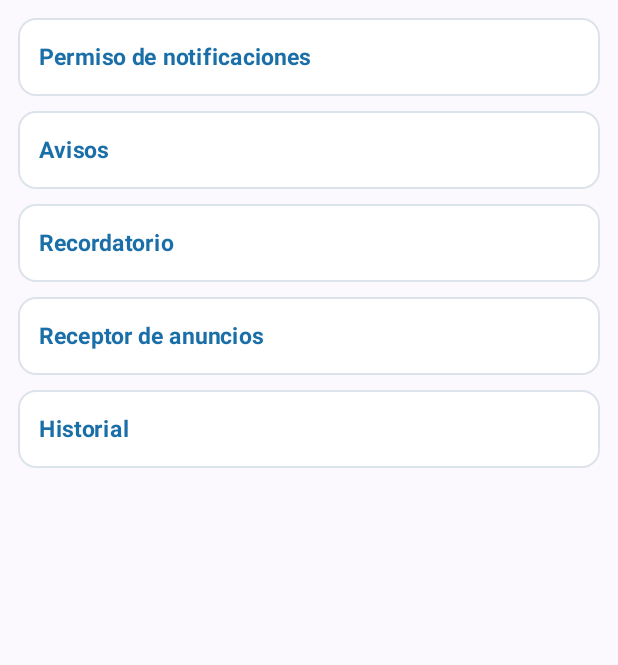
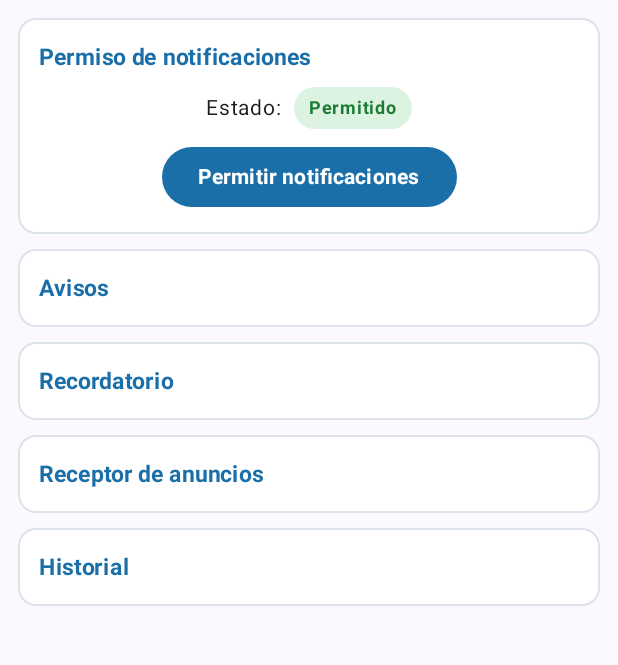
Before and after one commit to josedev123-eng/AvisosCampus, an Android app built with Jetpack Compose: the screen it shows after launch (MainActivity), on a phone screen of 412 x 824 dp, the part 96-761 px from its top. Run offline under Robolectric (Android 15) with nearby library versions, the phone set to English and light mode, and no system bars.

Commit message:
feat(permiso): pide POST_NOTIFICATIONS y muestra su estado

```diff
--- a/app/src/main/AndroidManifest.xml
+++ b/app/src/main/AndroidManifest.xml
@@ -1,6 +1,8 @@
 <?xml version="1.0" encoding="utf-8"?>
 <manifest xmlns:android="http://schemas.android.com/apk/res/android"
     xmlns:tools="http://schemas.android.com/tools">
+
+    <uses-permission android:name="android.permission.POST_NOTIFICATIONS" />
 
     <application
         android:name=".AvisosApp"
--- a/app/src/main/java/com/rojas/avisoscampus/notificacion/Notificador.kt
+++ b/app/src/main/java/com/rojas/avisoscampus/notificacion/Notificador.kt
@@ -1,9 +1,12 @@
 package com.rojas.avisoscampus.notificacion
 
+import android.Manifest
 import android.app.NotificationChannel
 import android.app.NotificationManager
 import android.content.Context
+import android.content.pm.PackageManager
 import android.os.Build
+import androidx.core.content.ContextCompat
 
 object Notificador {
     const val CANAL = "avisos"
@@ -16,4 +19,14 @@ object Notificador {
             manager.createNotificationChannel(canal)
         }
     }
+
+    fun tienePermiso(context: Context): Boolean {
+        if (Build.VERSION.SDK_INT < 33) {
+            return true
+        }
+        return ContextCompat.checkSelfPermission(
+            context,
+            Manifest.permission.POST_NOTIFICATIONS
+        ) == PackageManager.PERMISSION_GRANTED
+    }
 }
--- a/app/src/main/java/com/rojas/avisoscampus/ui/PantallaAvisos.kt
+++ b/app/src/main/java/com/rojas/avisoscampus/ui/PantallaAvisos.kt
@@ -1,15 +1,24 @@
 package com.rojas.avisoscampus.ui
 
+import android.Manifest
+import android.os.Build
+import androidx.activity.compose.rememberLauncherForActivityResult
+import androidx.activity.result.contract.ActivityResultContracts
 import androidx.compose.foundation.BorderStroke
+import androidx.compose.foundation.background
 import androidx.compose.foundation.layout.Arrangement
 import androidx.compose.foundation.layout.Column
 import androidx.compose.foundation.layout.ColumnScope
+import androidx.compose.foundation.layout.Row
+import androidx.compose.foundation.layout.Spacer
 import androidx.compose.foundation.layout.fillMaxSize
 import androidx.compose.foundation.layout.fillMaxWidth
 import androidx.compose.foundation.layout.padding
+import androidx.compose.foundation.layout.width
 import androidx.compose.foundation.rememberScrollState
 import androidx.compose.foundation.shape.RoundedCornerShape
 import androidx.compose.foundation.verticalScroll
+import androidx.compose.material3.Button
 import androidx.compose.material3.Card
 import androidx.compose.material3.CardDefaults
 import androidx.compose.material3.ExperimentalMaterial3Api
@@ -20,19 +29,44 @@ import androidx.compose.material3.TopAppBar
 import androidx.compose.material3.TopAppBarDefaults
 import androidx.compose.runtime.Composable
 import androidx.compose.runtime.LaunchedEffect
+import androidx.compose.runtime.collectAsState
+import androidx.compose.runtime.getValue
+import androidx.compose.ui.Alignment
 import androidx.compose.ui.Modifier
 import androidx.compose.ui.graphics.Color
 import androidx.compose.ui.platform.LocalContext
 import androidx.compose.ui.text.font.FontWeight
 import androidx.compose.ui.unit.dp
 import androidx.compose.ui.unit.sp
+import com.rojas.avisoscampus.model.PermisoUi
+import com.rojas.avisoscampus.notificacion.Notificador
 import com.rojas.avisoscampus.ui.theme.BordeTarjeta
+import com.rojas.avisoscampus.ui.theme.GrisEtiqueta
+import com.rojas.avisoscampus.ui.theme.GrisTexto
+import com.rojas.avisoscampus.ui.theme.RojoEtiqueta
+import com.rojas.avisoscampus.ui.theme.RojoTexto
+import com.rojas.avisoscampus.ui.theme.VerdeEtiqueta
+import com.rojas.avisoscampus.ui.theme.VerdeTexto
 import com.rojas.avisoscampus.viewmodel.AvisosViewModel
 
 @OptIn(ExperimentalMaterial3Api::class)
 @Composable
 fun PantallaAvisos(vm: AvisosViewModel) {
     val contexto = LocalContext.current
+    val permiso by vm.permiso.collectAsState()
+
+    // Paso 2: pedir el permiso de notificaciones
+    val lanzador = rememberLauncherForActivityResult(
+        ActivityResultContracts.RequestPermission()
+    ) { concedido ->
+        vm.permisoRespondido(concedido)
+    }
+
+    LaunchedEffect(Unit) {
+        if (Notificador.tienePermiso(contexto)) {
+            vm.permisoRespondido(true)
+        }
+    }
 
     // Recibe los eventos del ViewModel y muestra la notificacion
     LaunchedEffect(Unit) {
@@ -65,7 +99,27 @@ fun PantallaAvisos(vm: AvisosViewModel) {
         ) {
 
             Tarjeta(titulo = "Permiso de notificaciones") {
-                // TODO Paso 2: estado del permiso y botón Permitir notificaciones
+                Row(
+                    modifier = Modifier.fillMaxWidth(),
+                    horizontalArrangement = Arrangement.Center,
+                    verticalAlignment = Alignment.CenterVertically
+                ) {
+                    Text(text = "Estado:", fontSize = 14.sp)
+                    Spacer(modifier = Modifier.width(8.dp))
+                    EtiquetaPermiso(permiso)
+                }
+                Button(
+                    onClick = {
+                        if (Build.VERSION.SDK_INT >= 33) {
+                            lanzador.launch(Manifest.permission.POST_NOTIFICATIONS)
+                        } else {
+                            vm.permisoRespondido(true)
+                        }
+                    },
+                    modifier = Modifier.align(Alignment.CenterHorizontally)
+                ) {
+                    Text("Permitir notificaciones", fontWeight = FontWeight.Bold)
+                }
             }
 
             Tarjeta(titulo = "Avisos") {
@@ -110,3 +164,36 @@ fun Tarjeta(titulo: String, contenido: @Composable ColumnScope.() -> Unit) {
         }
     }
 }
+
+@Composable
+fun EtiquetaPermiso(permiso: PermisoUi) {
+    val texto: String
+    val fondo: Color
+    val letra: Color
+    when (permiso) {
+        PermisoUi.SinPedir -> {
+            texto = "Sin pedir"
+            fondo = GrisEtiqueta
+            letra = GrisTexto
+        }
+        PermisoUi.Concedido -> {
+            texto = "Permitido"
+            fondo = VerdeEtiqueta
+            letra = VerdeTexto
+        }
+        PermisoUi.Denegado -> {
+            texto = "Denegado"
+            fondo = RojoEtiqueta
+            letra = RojoTexto
+        }
+    }
+    Text(
+        text = texto,
+        color = letra,
+        fontSize = 12.sp,
+        fontWeight = FontWeight.Bold,
+        modifier = Modifier
+            .background(fondo, RoundedCornerShape(50))
+            .padding(horizontal = 10.dp, vertical = 2.dp)
+    )
+}
--- a/app/src/main/java/com/rojas/avisoscampus/viewmodel/AvisosViewModel.kt
+++ b/app/src/main/java/com/rojas/avisoscampus/viewmodel/AvisosViewModel.kt
@@ -26,7 +26,15 @@ class AvisosViewModel(private val repo: AvisosRepository) : ViewModel() {
     private val _mensaje = MutableStateFlow<String?>(null)
     val mensaje: StateFlow<String?> = _mensaje.asStateFlow()
 
-    // TODO Paso 2: fun permisoRespondido(concedido: Boolean)
+    // Paso 2: la pantalla avisa si el usuario dio o no el permiso
+    fun permisoRespondido(concedido: Boolean) {
+        if (concedido) {
+            _permiso.value = PermisoUi.Concedido
+        } else {
+            _permiso.value = PermisoUi.Denegado
+        }
+    }
+
     // TODO Paso 3: fun avisarAhora()
     // TODO Paso 5: faltan, recordarEn(segundos) y cancelarRecordatorio()
     // TODO Paso 6: escuchandoAvion, cambiarEscucha(valor) y alCambiarModoAvion(activo)
```
